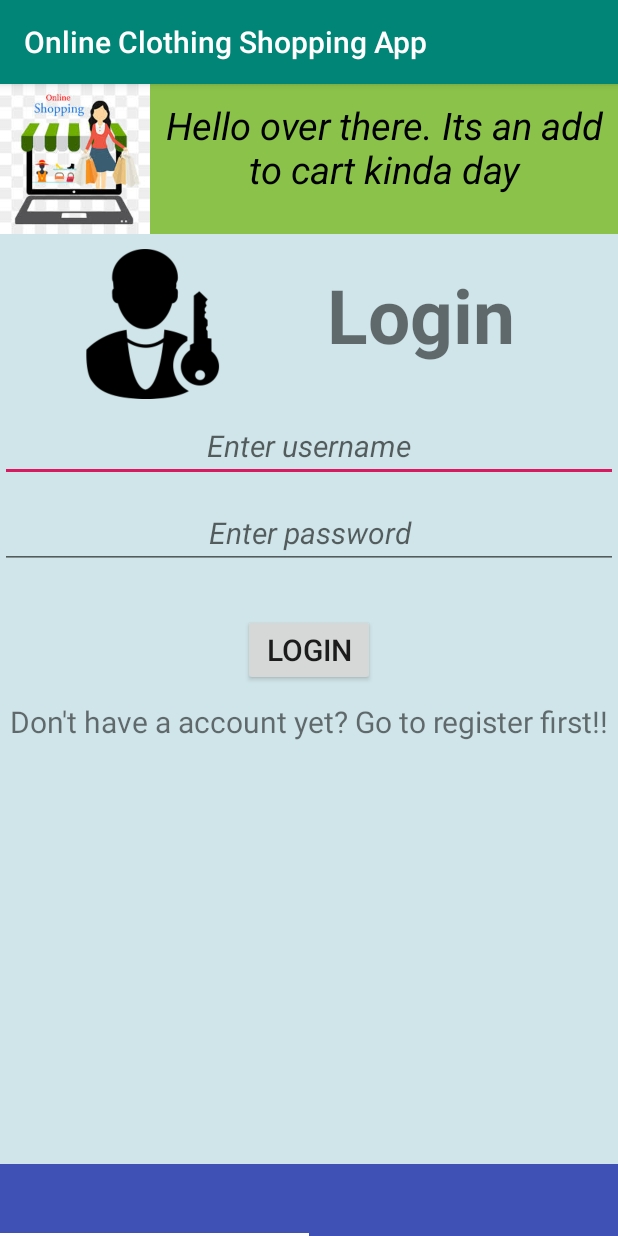
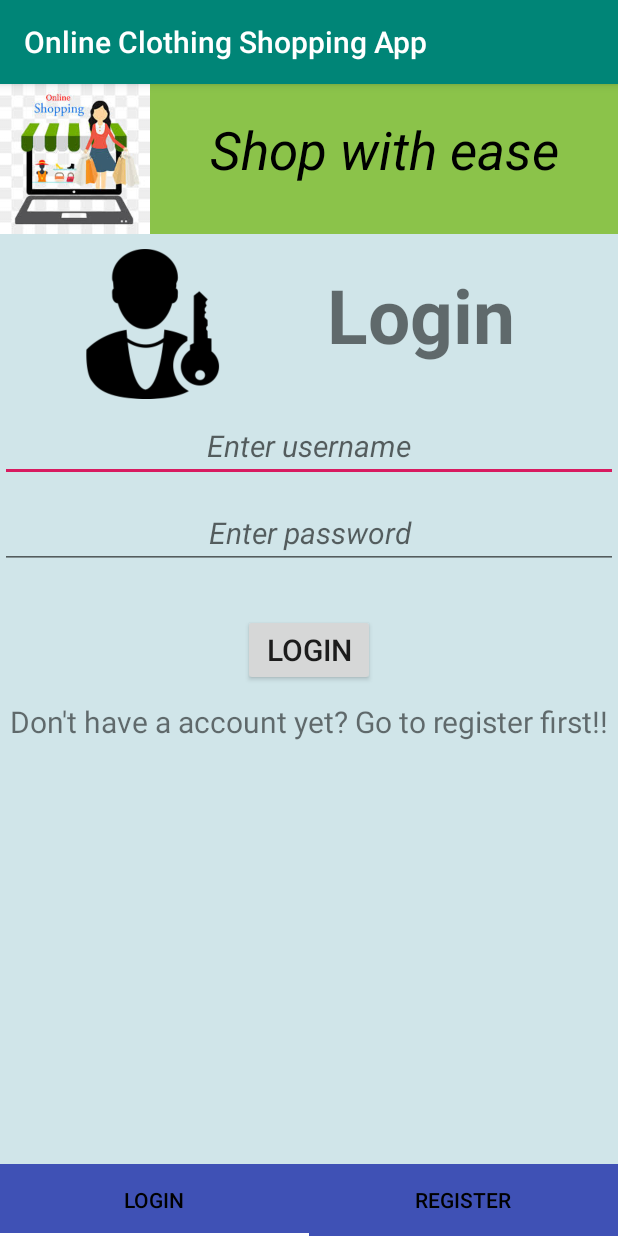
Before and after one commit to ashimmaharjan/Online_Clothing_Shopping_App, an Android app: the screen it shows after launch (MainActivity), on a phone screen of 412 x 824 dp. Run offline under Robolectric (Android 15) with nearby library versions, the phone set to English and light mode, and no system bars.

```diff
--- a/app/src/main/java/com/example/onlineshopping/DisplayClickedItem.java
+++ b/app/src/main/java/com/example/onlineshopping/DisplayClickedItem.java
@@ -1,14 +1,17 @@
 package com.example.onlineshopping;
 
+import android.content.res.Resources;
 import android.support.v7.app.ActionBar;
 import android.support.v7.app.AppCompatActivity;
 import android.os.Bundle;
+import android.widget.ImageView;
 import android.widget.TextView;
 
 public class DisplayClickedItem extends AppCompatActivity {
 
     TextView itemName,itemPrice,itemDesc;
     ActionBar actionBar;
+    ImageView iImageView;
     @Override
     protected void onCreate(Bundle savedInstanceState) {
         super.onCreate(savedInstanceState);
@@ -17,6 +20,7 @@ public class DisplayClickedItem extends AppCompatActivity {
         itemName=findViewById(R.id.displayItemName);
         itemPrice=findViewById(R.id.displayItemPrice);
         itemDesc=findViewById(R.id.displayItemDesc);
+        iImageView=findViewById(R.id.displayItemImage);
 
         actionBar=getSupportActionBar();
         actionBar.setTitle("Description of Item");
@@ -28,6 +32,8 @@ public class DisplayClickedItem extends AppCompatActivity {
             itemName.setText(bundle.getString("name"));
             itemPrice.setText(bundle.getString("price"));
             itemDesc.setText(bundle.getString("desc"));
+            iImageView.setImageResource(bundle.getInt("image"));
         }
     }
+
 }
--- a/app/src/main/java/com/example/onlineshopping/MainActivity.java
+++ b/app/src/main/java/com/example/onlineshopping/MainActivity.java
@@ -18,6 +18,7 @@ public class MainActivity extends AppCompatActivity {
 
         ViewPagerFragmentAdapter viewPagerFragmentAdapter=new ViewPagerFragmentAdapter(getSupportFragmentManager());
 
+
         viewPagerFragmentAdapter.addFragment(new Login(),"Login");
         viewPagerFragmentAdapter.addFragment(new Register(),"Register");
 
--- a/app/src/main/java/com/example/onlineshopping/ViewPagerFragmentAdapter.java
+++ b/app/src/main/java/com/example/onlineshopping/ViewPagerFragmentAdapter.java
@@ -30,8 +30,8 @@ public class ViewPagerFragmentAdapter extends FragmentPagerAdapter {
 
     @Nullable
     @Override
-    public CharSequence getPageTitle(int position) {
-        return super.getPageTitle(position);
+    public CharSequence getPageTitle(int position){
+        return fragmentTitle.get(position);
     }
 
     public  void addFragment (Fragment fragment,String title)
--- a/app/src/main/res/layout/activity_main.xml
+++ b/app/src/main/res/layout/activity_main.xml
@@ -15,14 +15,14 @@
 
     <TextView
         android:id="@+id/top"
-        android:layout_width="wrap_content"
+        android:layout_width="match_parent"
         android:layout_height="wrap_content"
         android:layout_toRightOf="@+id/image"
-        android:textSize="25sp"
-        android:text="Hello over there. Its an add to cart kinda day"
+        android:textSize="35sp"
+        android:text="Shop with ease"
         android:textStyle="italic"
         android:textAlignment="center"
-        android:layout_marginTop="10dp"
+        android:layout_marginTop="20dp"
         android:textColor="#000000"/>
 
     <android.support.design.widget.TabLayout
@@ -31,20 +31,18 @@
         android:id="@+id/tabId"
         android:background="#3F51B5"
         android:layout_alignParentBottom="true"
-        app:tabTextColor="#FF9800"
-        app:tabIndicatorColor="#ffff"
-        android:textAlignment="center">
+        app:tabTextColor="#000000"
+        app:tabIndicatorColor="#ffff" />
 
-    </android.support.design.widget.TabLayout>
 
     <android.support.v4.view.ViewPager
         android:layout_width="match_parent"
-        android:layout_height="match_parent"
+        android:layout_height="wrap_content"
         android:id="@+id/view_pager"
         android:background="#D0E5E9"
         android:layout_above="@+id/tabId"
-        android:layout_below="@+id/image">
+        android:layout_below="@+id/image"/>
 
-    </android.support.v4.view.ViewPager>
+
 
 </RelativeLayout>
--- a/app/src/main/res/layout/item_recyclerview.xml
+++ b/app/src/main/res/layout/item_recyclerview.xml
@@ -11,7 +11,7 @@
 
     <TextView
         android:id="@+id/itemName"
-        android:layout_width="match_parent"
+        android:layout_width="wrap_content"
         android:layout_height="wrap_content"
         style="@style/TextViews"
         android:layout_toRightOf="@id/itemImage"
@@ -20,7 +20,7 @@
 
     <TextView
         android:id="@+id/itemPrice"
-        android:layout_width="match_parent"
+        android:layout_width="wrap_content"
         android:layout_height="wrap_content"
         style="@style/TextViews"
         android:layout_below="@+id/itemName"
@@ -31,7 +31,7 @@
 
     <TextView
         android:id="@+id/itemDesc"
-        android:layout_width="match_parent"
+        android:layout_width="wrap_content"
         android:layout_height="wrap_content"
         style="@style/TextViews"
         android:layout_below="@+id/itemPrice"
```
Also changed, not shown: app/src/main/java/com/example/onlineshopping/Dashboard.java (+34 -9 lines), app/src/main/java/com/example/onlineshopping/admin_dashboard.java (+33 -8 lines), app/src/main/res/layout/activity_admin_dashboard.xml (+9 -6 lines), app/src/main/res/layout/activity_dashboard.xml (+8 -5 lines), app/src/main/res/layout/activity_display_clicked_item.xml (+8 -0 lines), app/src/main/res/drawable-v24/myshirt.png (renamed from app/src/main/res/drawable-v24/kakashi.png), app/src/main/res/drawable-v24/tshirt.jpg (renamed from app/src/main/res/drawable-v24/tg.jpg), app/src/main/res/drawable/coat.jpg (added), app/src/main/res/drawable/hello.jpg (added).
